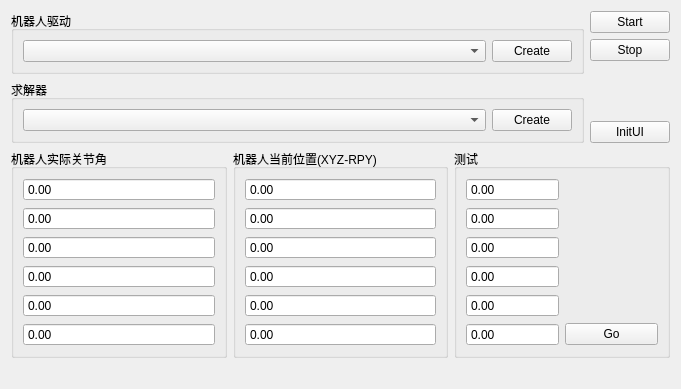
Old version of the form packages/plugin_library/SimpleUi/RobotXyz/RobotXyzWidget.ui in the repository Chunting/UrRobotControllerInTCP.
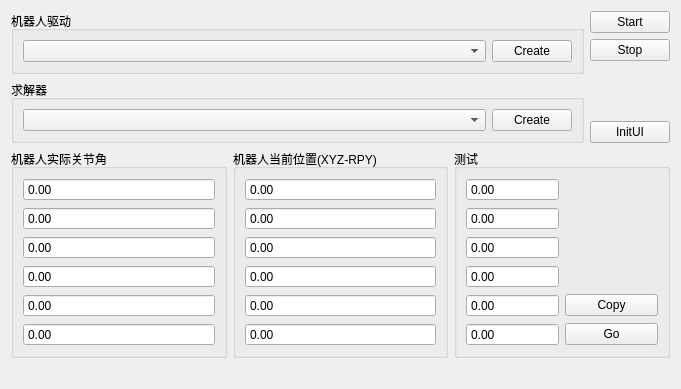
New version of the form.

Commit message: Kinematic Solver 与测试界面集成。

Patch:
```diff
--- a/packages/plugin_library/SimpleUi/RobotXyz/RobotXyzWidget.ui
+++ b/packages/plugin_library/SimpleUi/RobotXyz/RobotXyzWidget.ui
@@ -7,7 +7,7 @@
     <x>0</x>
     <y>0</y>
     <width>681</width>
-    <height>327</height>
+    <height>347</height>
    </rect>
   </property>
   <property name="windowTitle">
@@ -302,6 +302,13 @@
         </property>
        </widget>
       </item>
+      <item row="4" column="1">
+       <widget class="QPushButton" name="btnCopy">
+        <property name="text">
+         <string>Copy</string>
+        </property>
+       </widget>
+      </item>
      </layout>
     </widget>
    </item>
```
The commit also changes 5 other files.
